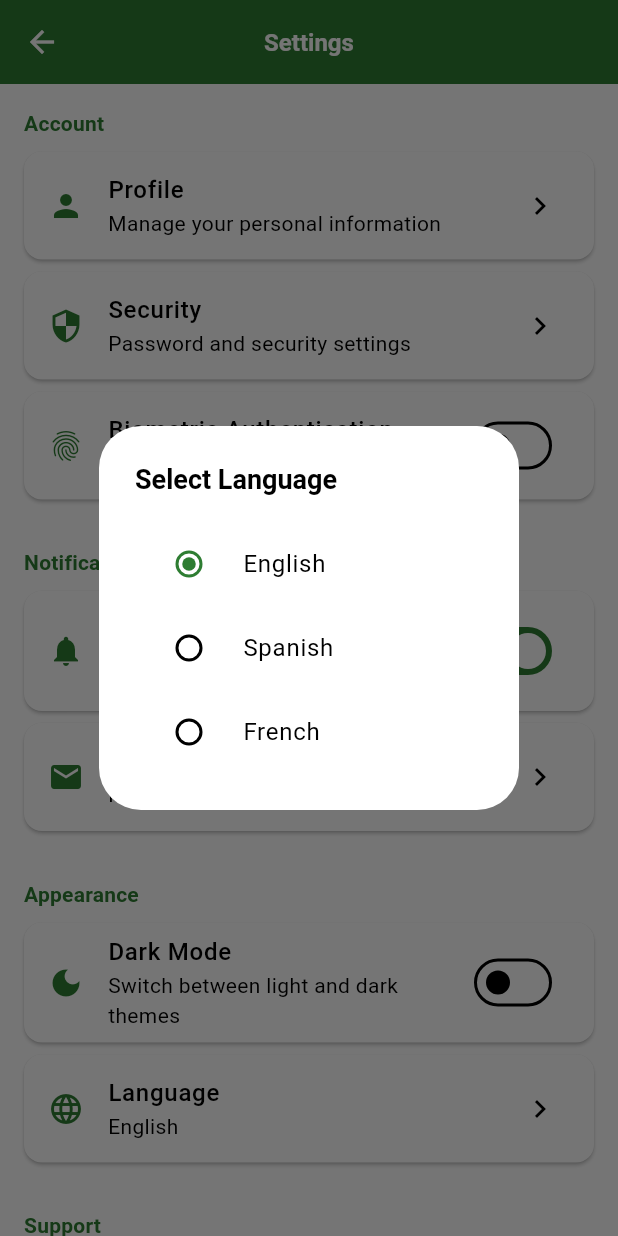
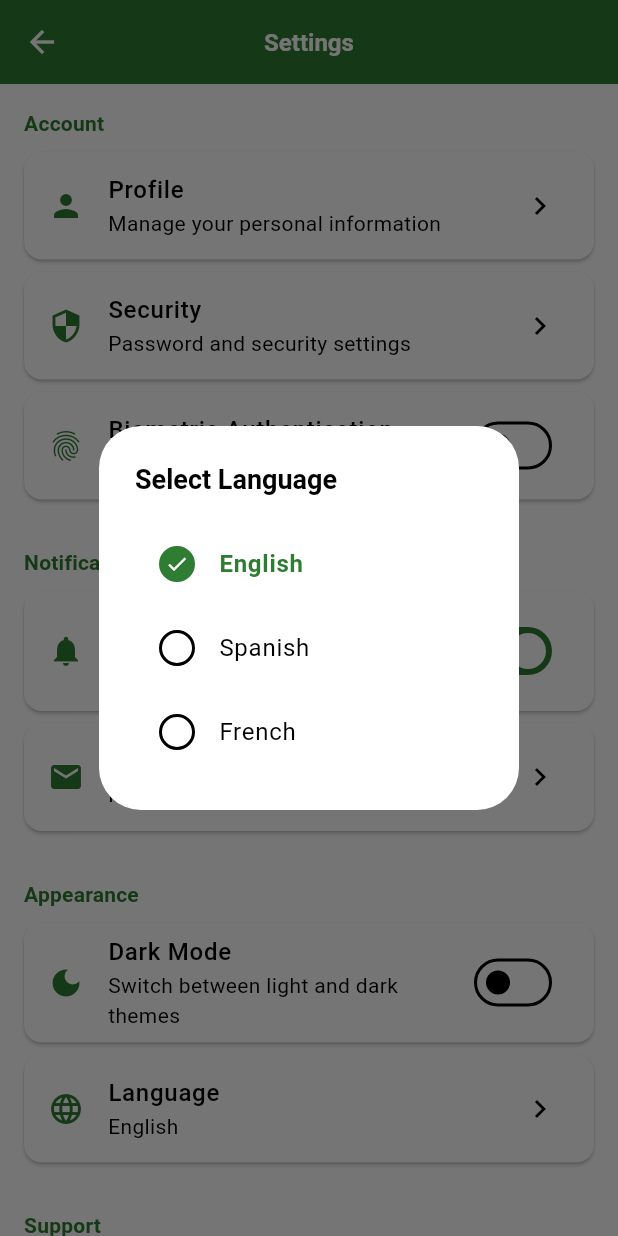
Before and after one commit to HaniMohamed/ai-doctor-system-flutter, a Flutter app: the SettingsPage screen opened by its route, after a tap on "Language", on a phone screen of 412 x 824 dp. Run offline on Flutter 3.47's test engine with Material 3 defaults, Android fonts, the light colour scheme and no system bars; our stand-ins replace connectivity_plus, dartz, dio, flutter_secure_storage, get, get_it and 1 more; missing offline and left inert: cryptography; accounts and stored records are empty.

Commit message:
Refactor symptom checker page and settings page for improved state management and UI responsiveness
- Added a check for `mounted` before calling `setState` in `SymptomCheckerPage` to prevent potential memory leaks.
- Updated the `onSubmitted` callback in `ChatPage` to use a lambda function for cleaner code.
- Refactored language selection dialog in `SettingsPage` to utilize a `StatefulBuilder` for better state management and UI updates, enhancing user experience.

```diff
--- a/lib/core/di/service_locator.dart
+++ b/lib/core/di/service_locator.dart
@@ -1,5 +1,6 @@
 import 'package:connectivity_plus/connectivity_plus.dart';
 
+import '../../features/auth/data/datasources/auth_remote_datasource.dart';
 import '../../features/auth/data/services/auth_service_impl.dart';
 import '../../features/auth/domain/services/auth_service.dart';
 import '../network/api_client.dart';
--- a/lib/features/ai_services/symptom_checker/presentation/pages/symptom_checker_page.dart
+++ b/lib/features/ai_services/symptom_checker/presentation/pages/symptom_checker_page.dart
@@ -164,6 +164,7 @@ class _SymptomCheckerPageState extends State<SymptomCheckerPage> {
     // TODO: Implement actual symptom analysis
     await Future.delayed(const Duration(seconds: 2));
 
+    if (mounted) {
       setState(() {
         _isAnalyzing = false;
       });
@@ -176,3 +177,4 @@ class _SymptomCheckerPageState extends State<SymptomCheckerPage> {
       );
     }
   }
+}
--- a/lib/features/chat/presentation/pages/chat_page.dart
+++ b/lib/features/chat/presentation/pages/chat_page.dart
@@ -87,7 +87,7 @@ class _ChatPageState extends State<ChatPage> {
                     ),
                     maxLines: null,
                     textInputAction: TextInputAction.send,
-                    onSubmitted: _sendMessage,
+                    onSubmitted: (_) => _sendMessage(),
                   ),
                 ),
                 const SizedBox(width: 8),
--- a/lib/features/profile/presentation/pages/settings_page.dart
+++ b/lib/features/profile/presentation/pages/settings_page.dart
@@ -12,7 +12,6 @@ class _SettingsPageState extends State<SettingsPage> {
   bool _darkModeEnabled = false;
   bool _biometricAuthEnabled = false;
   String _language = 'English';
-  final String _theme = 'System';
 
   @override
   Widget build(BuildContext context) {
@@ -202,48 +201,65 @@ class _SettingsPageState extends State<SettingsPage> {
       context: context,
       builder: (context) => AlertDialog(
         title: const Text('Select Language'),
-        content: Column(
-          mainAxisSize: MainAxisSize.min,
-          children: [
-            RadioListTile<String>(
-              title: const Text('English'),
-              value: 'English',
-              groupValue: _language,
-              onChanged: (value) {
-                setState(() {
-                  _language = value!;
-                });
-                Navigator.pop(context);
-                _showComingSoon('Language change');
-              },
-            ),
-            RadioListTile<String>(
-              title: const Text('Spanish'),
-              value: 'Spanish',
-              groupValue: _language,
-              onChanged: (value) {
-                setState(() {
-                  _language = value!;
-                });
-                Navigator.pop(context);
-                _showComingSoon('Language change');
-              },
-            ),
-            RadioListTile<String>(
-              title: const Text('French'),
-              value: 'French',
-              groupValue: _language,
-              onChanged: (value) {
-                setState(() {
-                  _language = value!;
-                });
-                Navigator.pop(context);
-                _showComingSoon('Language change');
-              },
-            ),
-          ],
+        content: StatefulBuilder(
+          builder: (context, setDialogState) {
+            return Column(
+              mainAxisSize: MainAxisSize.min,
+              children: [
+                _buildLanguageOption('English', context),
+                _buildLanguageOption('Spanish', context),
+                _buildLanguageOption('French', context),
+              ],
+            );
+          },
         ),
       ),
+    );
+  }
+
+  Widget _buildLanguageOption(String language, BuildContext context) {
+    final isSelected = _language == language;
+
+    return ListTile(
+      leading: Container(
+        width: 24,
+        height: 24,
+        decoration: BoxDecoration(
+          shape: BoxShape.circle,
+          border: Border.all(
+            color: isSelected
+                ? Theme.of(context).colorScheme.primary
+                : Theme.of(context).colorScheme.outline,
+            width: 2,
+          ),
+          color: isSelected
+              ? Theme.of(context).colorScheme.primary
+              : Colors.transparent,
+        ),
+        child: isSelected
+            ? Icon(
+                Icons.check,
+                size: 16,
+                color: Theme.of(context).colorScheme.onPrimary,
+              )
+            : null,
+      ),
+      title: Text(
+        language,
+        style: TextStyle(
+          color: isSelected
+              ? Theme.of(context).colorScheme.primary
+              : Theme.of(context).colorScheme.onSurface,
+          fontWeight: isSelected ? FontWeight.w600 : FontWeight.normal,
+        ),
+      ),
+      onTap: () {
+        setState(() {
+          _language = language;
+        });
+        Navigator.pop(context);
+        _showComingSoon('Language change');
+      },
     );
   }
 
```
Lines whose indentation alone changed are shown as unchanged.
